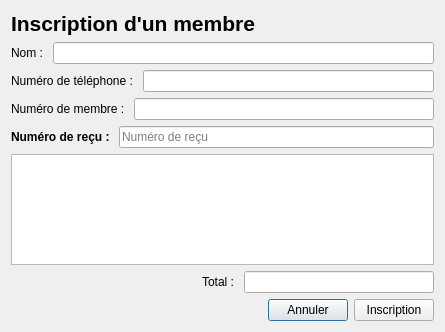
Before: the Qt Designer form GUI/inscription_membre.ui in samueldrouin/PyGuide, drawn with Qt 5.
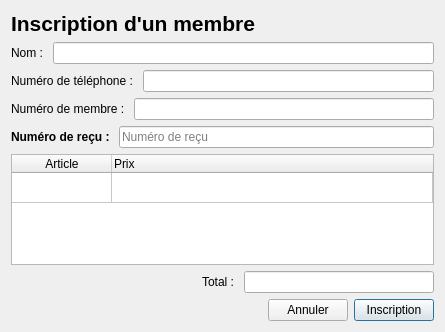
After: the same form once the commit is applied.

Commit message: Inscription Membre is now working

The edit to the form file:
```diff
--- a/GUI/inscription_membre.ui
+++ b/GUI/inscription_membre.ui
@@ -107,7 +107,63 @@
     </layout>
    </item>
    <item>
-    <widget class="QTableWidget" name="tbl_commande"/>
+    <widget class="QTableWidget" name="tbl_commande">
+     <property name="sizeAdjustPolicy">
+      <enum>QAbstractScrollArea::AdjustToContents</enum>
+     </property>
+     <property name="editTriggers">
+      <set>QAbstractItemView::NoEditTriggers</set>
+     </property>
+     <property name="tabKeyNavigation">
+      <bool>false</bool>
+     </property>
+     <property name="selectionMode">
+      <enum>QAbstractItemView::NoSelection</enum>
+     </property>
+     <property name="showGrid">
+      <bool>true</bool>
+     </property>
+     <property name="rowCount">
+      <number>1</number>
+     </property>
+     <property name="columnCount">
+      <number>2</number>
+     </property>
+     <attribute name="horizontalHeaderShowSortIndicator" stdset="0">
+      <bool>false</bool>
+     </attribute>
+     <attribute name="horizontalHeaderStretchLastSection">
+      <bool>true</bool>
+     </attribute>
+     <attribute name="verticalHeaderVisible">
+      <bool>false</bool>
+     </attribute>
+     <attribute name="verticalHeaderStretchLastSection">
+      <bool>false</bool>
+     </attribute>
+     <row/>
+     <column>
+      <property name="text">
+       <string>Article</string>
+      </property>
+     </column>
+     <column>
+      <property name="text">
+       <string>Prix</string>
+      </property>
+      <property name="textAlignment">
+       <set>AlignLeading|AlignVCenter</set>
+      </property>
+     </column>
+     <item row="0" column="1">
+      <property name="text">
+       <string/>
+      </property>
+      <property name="textAlignment">
+       <set>AlignTrailing|AlignVCenter</set>
+      </property>
+     </item>
+    </widget>
    </item>
    <item>
     <layout class="QHBoxLayout" name="horizontalLayout_2">
@@ -167,6 +223,9 @@
        <property name="text">
         <string>Inscription</string>
        </property>
+       <property name="default">
+        <bool>true</bool>
+       </property>
       </widget>
      </item>
     </layout>
```
The commit also changes 2 other files.
